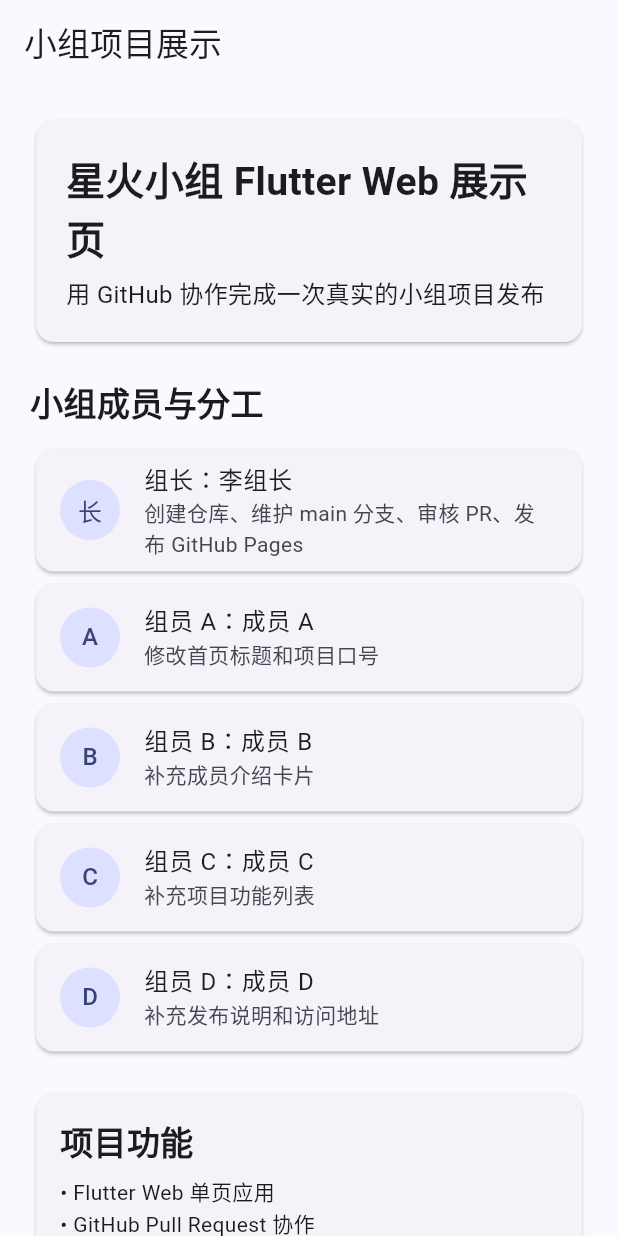
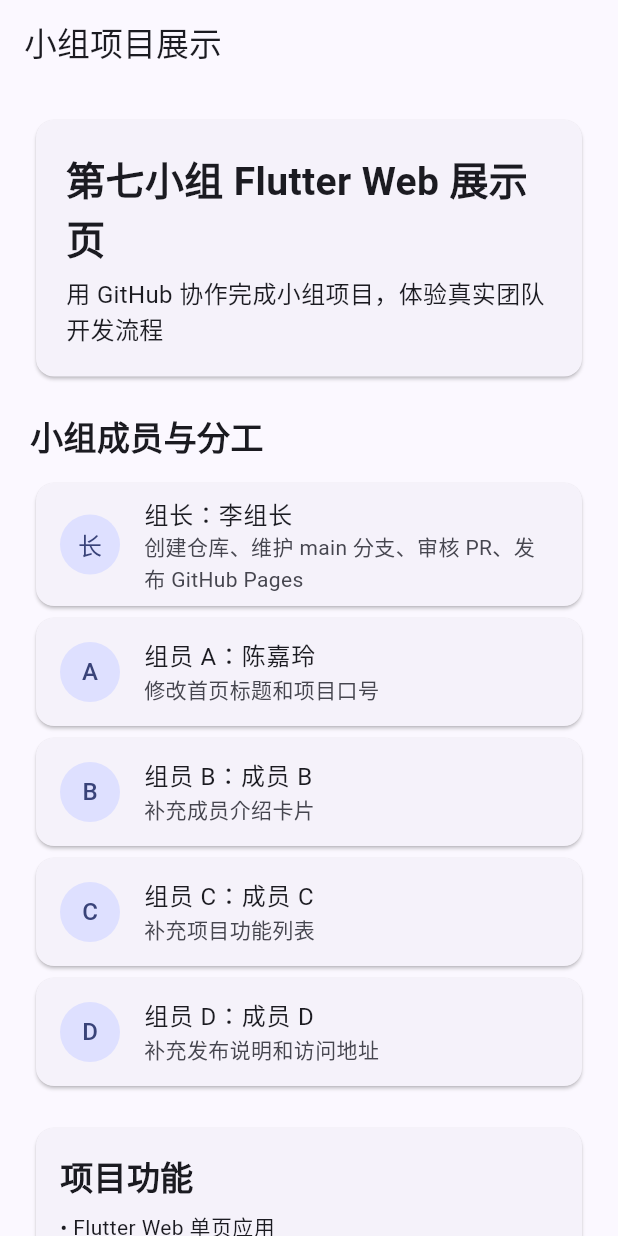
Before and after one commit to wendy-zhou6/group-cooperation-1, a Flutter app: the screen it shows after launch, on a phone screen of 412 x 824 dp. Run offline on Flutter 3.47's test engine with Material 3 defaults, Android fonts, the phone set to English and light mode, and no system bars.

Commit message:
update: 首页标题和项目口号 - 组员A陈嘉玲

```diff
--- a/lib/main.dart
+++ b/lib/main.dart
@@ -24,12 +24,12 @@
 class TeamHomePage extends StatelessWidget {
   const TeamHomePage({super.key});
 
-  static const String projectTitle = '星火小组 Flutter Web 展示页';
-  static const String projectSlogan = '用 GitHub 协作完成一次真实的小组项目发布';
+  static const String projectTitle = '第七小组 Flutter Web 展示页';
+  static const String projectSlogan = '用 GitHub 协作完成小组项目，体验真实团队开发流程';
 
   static const List<TeamMember> members = [
     TeamMember(role: '组长', name: '李组长', task: '创建仓库、维护 main 分支、审核 PR、发布 GitHub Pages'),
-    TeamMember(role: '组员 A', name: '成员 A', task: '修改首页标题和项目口号'),
+    TeamMember(role: '组员 A', name: '陈嘉玲', task: '修改首页标题和项目口号'),
     TeamMember(role: '组员 B', name: '成员 B', task: '补充成员介绍卡片'),
     TeamMember(role: '组员 C', name: '成员 C', task: '补充项目功能列表'),
     TeamMember(role: '组员 D', name: '成员 D', task: '补充发布说明和访问地址'),
```
